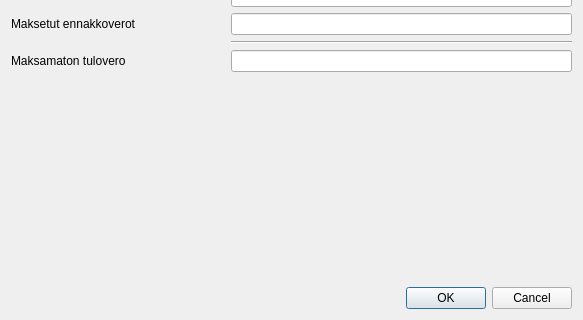
This is kitsas/arkisto/tuloverodialog.ui in artoh/kitupiikki as Qt 5 draws it before an edit; both pictures show x 0 to 583 and y 215 to 535 of the 583 by 535 pixel window. The edited form follows.
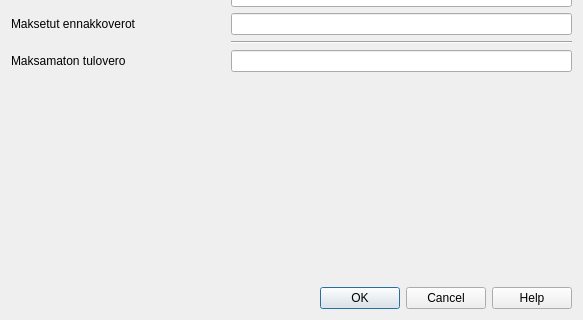
This is the edited form. Custom widgets are drawn as their Qt base class.

The edit to the form file:
```diff
--- a/kitsas/arkisto/tuloverodialog.ui
+++ b/kitsas/arkisto/tuloverodialog.ui
@@ -193,7 +193,7 @@
       <enum>Qt::Horizontal</enum>
      </property>
      <property name="standardButtons">
-      <set>QDialogButtonBox::Cancel|QDialogButtonBox::Ok</set>
+      <set>QDialogButtonBox::Cancel|QDialogButtonBox::Help|QDialogButtonBox::Ok</set>
      </property>
     </widget>
    </item>
```
